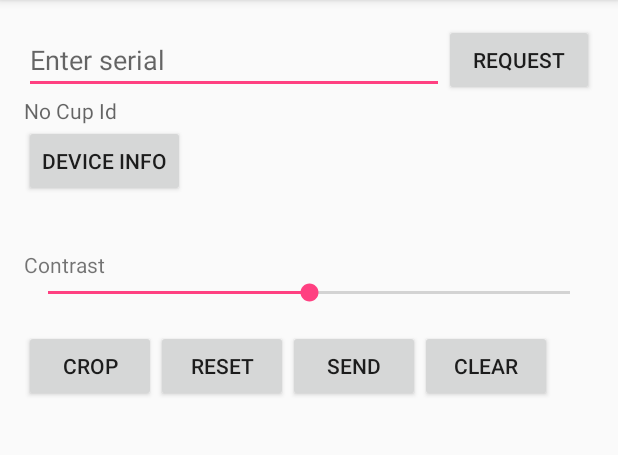
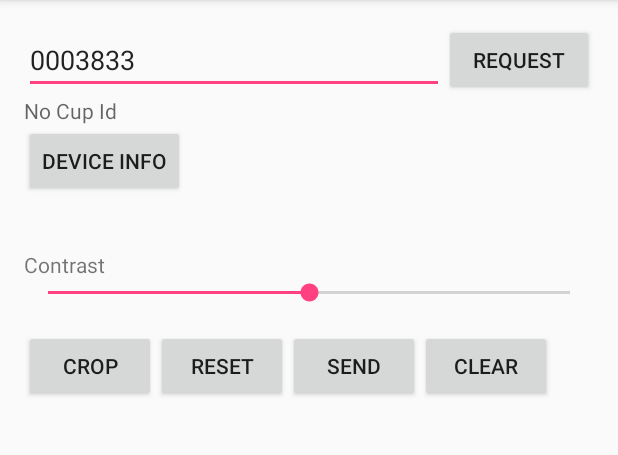
Before and after one commit to walliski/How-am-I-powered, an Android app: the screen it shows after launch (MainActivity), on a phone screen of 412 x 824 dp, the part 84-539 px from its top. Run offline under Robolectric (Android 15) with nearby library versions, the phone set to English and light mode, and no system bars; 6 statements that could not run were skipped.

Commit message:
Set default ID

```diff
--- a/MukiTestApp/app/src/main/java/com/muki/MainActivity.java
+++ b/MukiTestApp/app/src/main/java/com/muki/MainActivity.java
@@ -85,9 +85,11 @@ public class MainActivity extends AppCompatActivity {
         });
 
         mSerialNumberEdit = (EditText) findViewById(R.id.serailNumberText);
+        mSerialNumberEdit.setText("0003833");
         mCupIdText = (TextView) findViewById(R.id.cupIdText);
         mDeviceInfoText = (TextView) findViewById(R.id.deviceInfoText);
         mCupImage = (ImageView) findViewById(R.id.imageSrc);
+
         mContrastSeekBar = (SeekBar) findViewById(R.id.contrastSeekBar);
         mContrastSeekBar.setOnSeekBarChangeListener(new SeekBar.OnSeekBarChangeListener() {
             @Override
```
